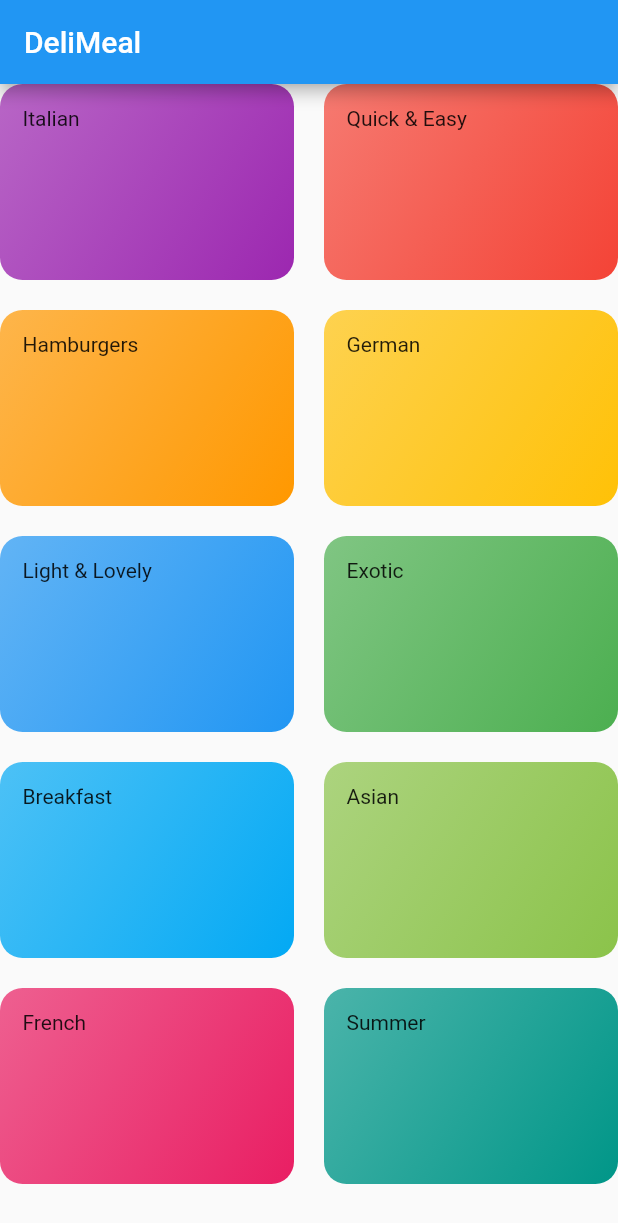
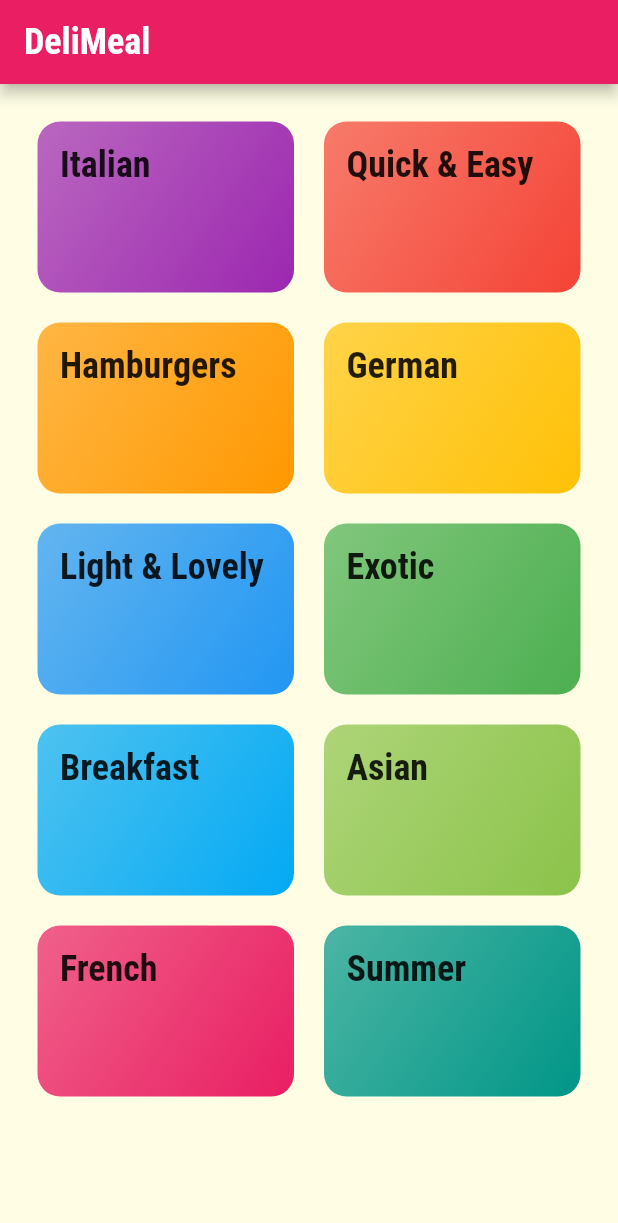
Before and after one commit to Borschik0/meals_app, a Flutter app: the screen it shows after launch, on a phone screen of 412 x 824 dp. Shown: the top 1223 px of the screen. Run offline on Flutter 3.47's test engine with Material 2 defaults, Android fonts, the phone set to English and light mode, and no system bars.

Commit message:
Update 1

```diff
--- a/lib/categories_screen.dart
+++ b/lib/categories_screen.dart
@@ -11,9 +11,10 @@ class CategoriesScreen extends StatelessWidget {
     return Scaffold(
       appBar: AppBar(title: const Text('DeliMeal'),),
       body: GridView(
+        padding: const EdgeInsets.all(25),
           children: DUMMY_CATEGORIES
               .map((categoryData) =>
-                  CategoryItem(categoryData.title, categoryData.color))
+                  CategoryItem(categoryData.id, categoryData.title, categoryData.color))
               .toList(),
           gridDelegate: const SliverGridDelegateWithMaxCrossAxisExtent(
               maxCrossAxisExtent: 200,
--- a/lib/category_item.dart
+++ b/lib/category_item.dart
@@ -1,22 +1,36 @@
 import 'package:flutter/material.dart';
+
+import './category_meals_screen.dart';
 
 class CategoryItem extends StatelessWidget {
   final String title;
+  final String id;
   final Color color;
 
-  const CategoryItem(this.title, this.color, {Key? key}) : super(key: key);
+  const CategoryItem(this.id, this.title, this.color, {Key? key}) : super(key: key);
+
+  void selectCategory (BuildContext ctx){
+    Navigator.of(ctx).push(MaterialPageRoute(builder: (_){
+      return CategoryMealsScreen(id, title);
+    }));
+  }
 
   @override
   Widget build(BuildContext context) {
-    return Container(
+    return InkWell(
+      onTap: () => selectCategory(context),
+      splashColor: Theme.of(context).primaryColor,
+      borderRadius: BorderRadius.circular(15),
+      child: Container(
         padding: const EdgeInsets.all(15),
-      child: Text(title),
+        child: Text(title, style: Theme.of(context).textTheme.headline6,),
         decoration: BoxDecoration(
             gradient: LinearGradient(colors: [
               color.withOpacity(0.7),
               color,
             ], begin: Alignment.topLeft, end: Alignment.bottomRight),
             borderRadius: BorderRadius.circular(15)),
+      ),
     );
   }
 }
```
Also changed, not shown: lib/category_meals_screen.dart (added, +19 -0 lines), lib/main.dart (+14 -2 lines), pubspec.yaml (+17 -6 lines), assets/fonts/Raleway-Black.ttf (added), assets/fonts/Raleway-Bold.ttf (added), assets/fonts/Raleway-Regular.ttf (added), assets/fonts/RobotoCondensed-Bold.ttf (added), assets/fonts/RobotoCondensed-Italic.ttf (added), assets/fonts/RobotoCondensed-Light.ttf (added), assets/fonts/RobotoCondensed-Regular.ttf (added). Lines whose indentation alone changed are shown as unchanged.
